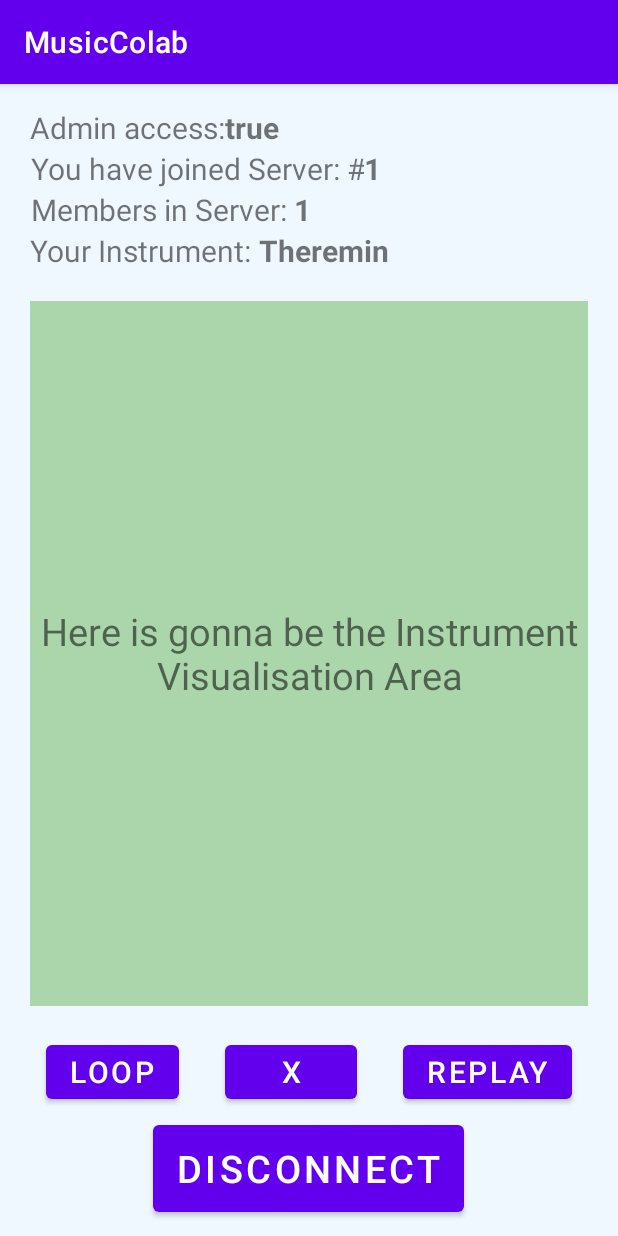
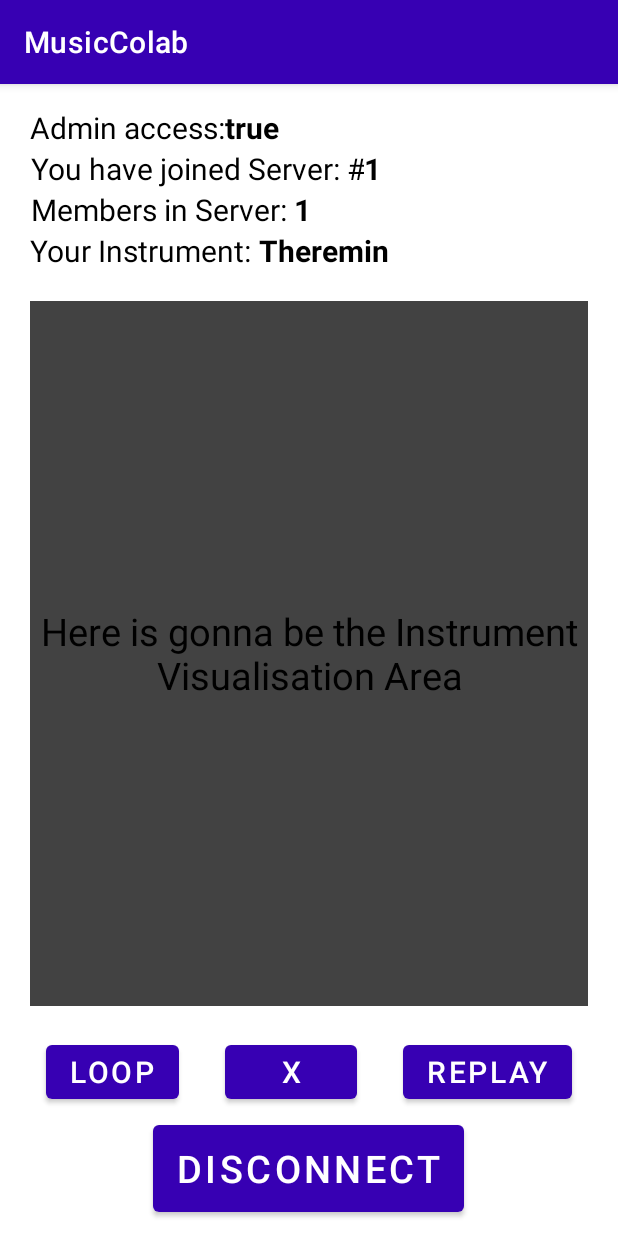
Before and after one commit to takispig/MusicColab, an Android app: the Lobby screen opened directly, with no data from a screen before it, on a phone screen of 412 x 824 dp. Run offline under Robolectric (Android 15) with nearby library versions, the phone set to English and light mode, and no system bars.

Commit message:
changed colors(darkmode)

```diff
--- a/MusicColabApp/app/src/main/res/layout/lightsensor.xml
+++ b/MusicColabApp/app/src/main/res/layout/lightsensor.xml
@@ -5,7 +5,7 @@
     xmlns:tools="http://schemas.android.com/tools"
     android:layout_width="match_parent"
     android:layout_height="match_parent">
-  tools:context=".Lightsensor"
+    tools:context=".Lightsensor"
 
   <TextView
     android:id="@+id/sensor"
--- a/MusicColabApp/app/src/main/res/layout/lobby.xml
+++ b/MusicColabApp/app/src/main/res/layout/lobby.xml
@@ -4,8 +4,7 @@
     xmlns:tools="http://schemas.android.com/tools"
     android:layout_width="match_parent"
     android:layout_height="match_parent"
-    tools:context=".Lobby"
-    android:background="@color/aliceblue">
+    tools:context=".Lobby">
 
     <TextView
         android:id="@+id/admin_msg"
@@ -101,7 +100,7 @@
         app:layout_constraintRight_toRightOf="parent"
         app:layout_constraintTop_toBottomOf="@+id/instrument"
         app:layout_constraintBottom_toTopOf="@id/loop"
-        android:background="#ABD5AB"
+        android:background="@color/grey"
         >
 
         <TextView
--- a/MusicColabApp/app/src/main/res/layout/login.xml
+++ b/MusicColabApp/app/src/main/res/layout/login.xml
@@ -4,8 +4,7 @@
     xmlns:tools="http://schemas.android.com/tools"
     android:layout_width="match_parent"
     android:layout_height="match_parent"
-    tools:context=".Login"
-    android:background="@color/aliceblue">
+    tools:context=".Login">
 
     <TextView
         android:id="@+id/app_name"
--- a/MusicColabApp/app/src/main/res/layout/pre_lobby.xml
+++ b/MusicColabApp/app/src/main/res/layout/pre_lobby.xml
@@ -4,8 +4,7 @@
     xmlns:tools="http://schemas.android.com/tools"
     android:layout_width="match_parent"
     android:layout_height="match_parent"
-    tools:context=".PreLobby"
-    android:background="@color/aliceblue">
+    tools:context=".PreLobby">
 
     <TextView
         android:id="@+id/welcome"
--- a/MusicColabApp/app/src/main/res/layout/register.xml
+++ b/MusicColabApp/app/src/main/res/layout/register.xml
@@ -4,8 +4,7 @@
     xmlns:tools="http://schemas.android.com/tools"
     android:layout_width="match_parent"
     android:layout_height="match_parent"
-    tools:context=".Register"
-    android:background="@color/aliceblue">
+    tools:context=".Register">
 
     <TextView
         android:id="@+id/app_name"
--- a/MusicColabApp/app/src/main/res/values-night/themes.xml
+++ b/MusicColabApp/app/src/main/res/values-night/themes.xml
@@ -2,15 +2,21 @@
     <!-- Base application theme. -->
     <style name="Theme.MusicColab" parent="Theme.MaterialComponents.DayNight.DarkActionBar">
         <!-- Primary brand color. -->
-        <item name="colorPrimary">@color/purple_200</item>
-        <item name="colorPrimaryVariant">@color/purple_700</item>
-        <item name="colorOnPrimary">@color/black</item>
+        <!--Leiste oben/buttons etc.-->
+        <item name="colorPrimary">@color/grey</item>
+        <!--handy statusleiste.-->
+        <item name="colorPrimaryVariant">@color/black</item>
+        <!--text auf buttons.-->
+        <item name="colorOnPrimary">@color/lightlighttgrey</item>
         <!-- Secondary brand color. -->
-        <item name="colorSecondary">@color/teal_200</item>
-        <item name="colorSecondaryVariant">@color/teal_200</item>
+        <!-- "aktiv" farbe. -->
+        <item name="colorSecondary">@color/white</item>
+        <item name="colorSecondaryVariant">@color/purple_700</item>
         <item name="colorOnSecondary">@color/black</item>
         <!-- Status bar color. -->
         <item name="android:statusBarColor" tools:targetApi="l">?attr/colorPrimaryVariant</item>
+        <item name="android:colorBackground">@color/darkgrey</item>
+        <item name="android:textColor">@color/lightlighttgrey</item>
         <!-- Customize your theme here. -->
     </style>
 </resources>
--- a/MusicColabApp/app/src/main/res/values/colors.xml
+++ b/MusicColabApp/app/src/main/res/values/colors.xml
@@ -4,7 +4,10 @@
     <color name="purple_500">#FF6200EE</color>
     <color name="purple_700">#FF3700B3</color>
     <color name="teal_200">#FF03DAC5</color>
-    <color name="teal_700">#FF018786</color>
+    <color name="darkgrey">#252525</color>
+    <color name="grey">#424242</color>
+    <color name="lightgrey">#686868</color>
+    <color name="lightlighttgrey">#A5A5A5</color>
     <color name="black">#FF000000</color>
     <color name="white">#FFFFFFFF</color>
     <color name="aliceblue">#f0f8ff</color>
--- a/MusicColabApp/app/src/main/res/values/themes.xml
+++ b/MusicColabApp/app/src/main/res/values/themes.xml
@@ -2,15 +2,22 @@
     <!-- Base application theme. -->
     <style name="Theme.MusicColab" parent="Theme.MaterialComponents.DayNight.DarkActionBar">
         <!-- Primary brand color. -->
-        <item name="colorPrimary">@color/purple_500</item>
-        <item name="colorPrimaryVariant">@color/purple_700</item>
+        <!--Leiste oben/buttons etc.-->
+        <item name="colorPrimary">@color/purple_700</item>
+        <!--handy statusleiste.-->
+        <item name="colorPrimaryVariant">@color/black</item>
+        <!--text auf buttons.-->
         <item name="colorOnPrimary">@color/white</item>
         <!-- Secondary brand color. -->
-        <item name="colorSecondary">@color/teal_200</item>
-        <item name="colorSecondaryVariant">@color/teal_700</item>
+        <!-- "aktiv" farbe. -->
+        <item name="colorSecondary">@color/black</item>
+        <item name="colorSecondaryVariant">@color/teal_200</item>
         <item name="colorOnSecondary">@color/black</item>
         <!-- Status bar color. -->
         <item name="android:statusBarColor" tools:targetApi="l">?attr/colorPrimaryVariant</item>
+        <item name="android:colorBackground">@color/white</item>
+        <item name="colorOnBackground">@color/black</item>
+        <item name="android:textColor">@color/black</item>
         <!-- Customize your theme here. -->
     </style>
 </resources>
```
